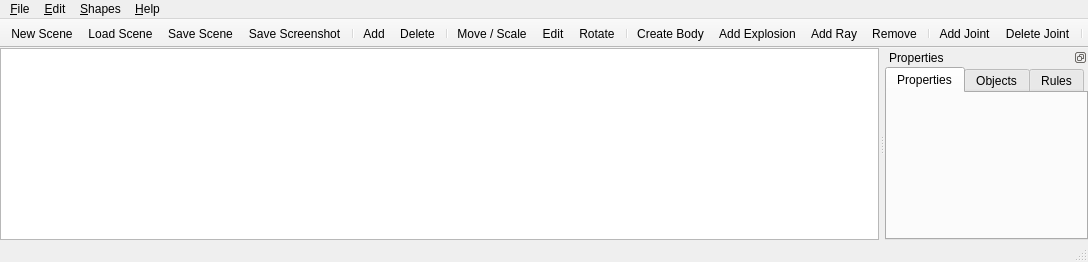
First picture: the form in ui/MainWindow.ui, repository folibis/physalis, before the edit.
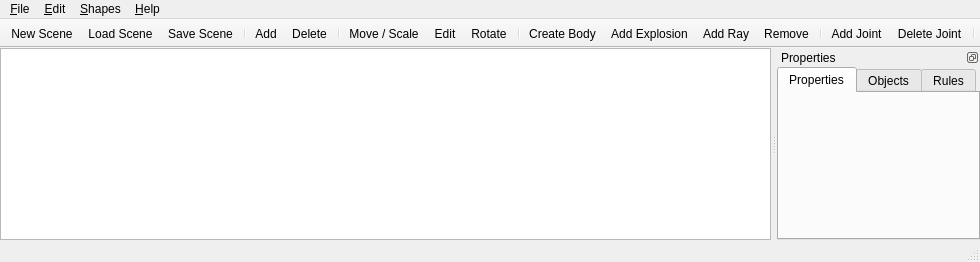
Second picture: the form after the edit. Icons and pictures are not drawn. Custom widgets are drawn as their Qt base class.

What changed in the file:
```diff
--- a/ui/MainWindow.ui
+++ b/ui/MainWindow.ui
@@ -134,7 +134,6 @@
    <addaction name="actionNewScene"/>
    <addaction name="actionLoadScene"/>
    <addaction name="actionSaveScene"/>
-   <addaction name="actionSaveScreenshot"/>
    <addaction name="separator"/>
    <addaction name="actionAddShape"/>
    <addaction name="actionDelete"/>
```
